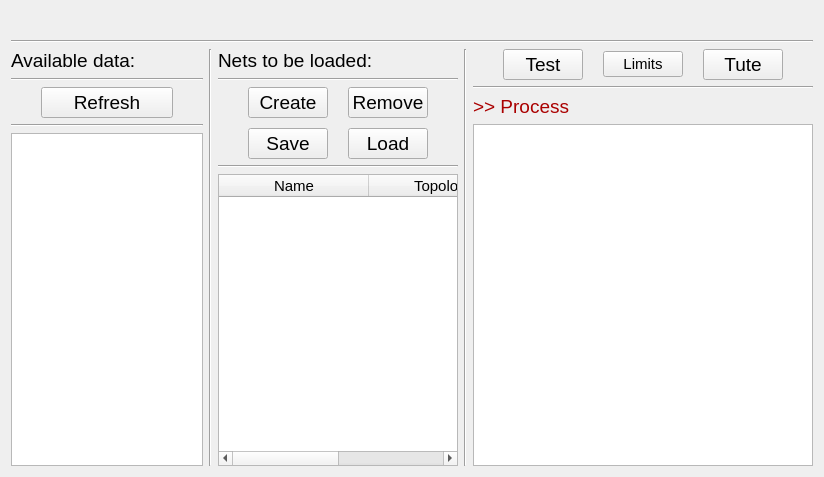
The window that TP_CXX/NetManagers/neunetui.ui (xammi/2014_Cpp_Technopark) describes before a commit, drawn with Qt 5.
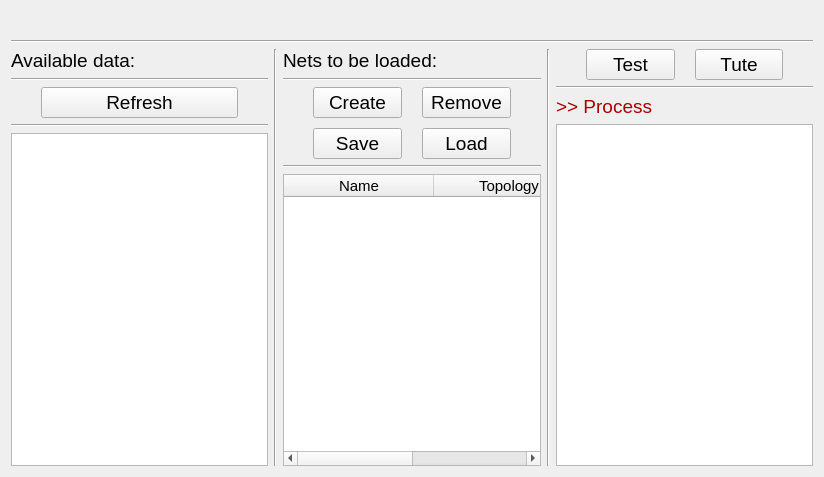
The same window after the commit.

Commit message: Add Limits Form

```diff
--- a/TP_CXX/NetManagers/neunetui.ui
+++ b/TP_CXX/NetManagers/neunetui.ui
@@ -285,13 +285,6 @@
             </property>
            </widget>
           </item>
-          <item>
-           <widget class="QPushButton" name="setLimits">
-            <property name="text">
-             <string>Limits</string>
-            </property>
-           </widget>
-          </item>
           <item>
            <widget class="QPushButton" name="tute">
             <property name="font">
```
The commit also changes 6 other files.
